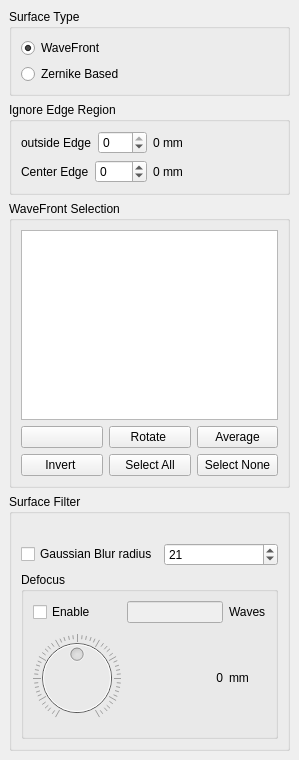
The window that surfaceanalysistools.ui (githubdoe/DFTFringe) describes before a commit, drawn with Qt 5.
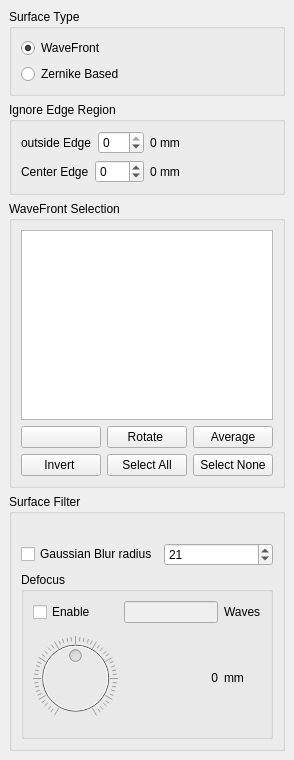
The same window after the commit. Icons and pictures are not drawn.

What changed in the file:
```diff
--- a/surfaceanalysistools.ui
+++ b/surfaceanalysistools.ui
@@ -6,10 +6,16 @@
    <rect>
     <x>0</x>
     <y>0</y>
-    <width>299</width>
+    <width>100</width>
     <height>760</height>
    </rect>
   </property>
+  <property name="minimumSize">
+   <size>
+    <width>100</width>
+    <height>578</height>
+   </size>
+  </property>
   <property name="windowTitle">
    <string>Surface</string>
   </property>
```
